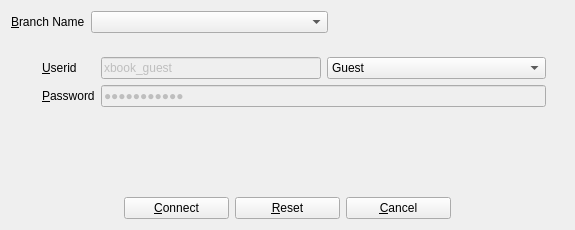
The window that UI/biblioteq_branch_s.ui (textbrowser/biblioteq) describes before a commit, drawn with Qt 5.
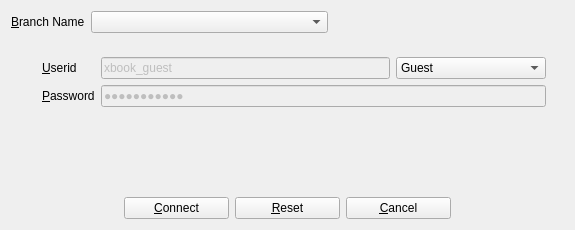
The same window after the commit. The open tabs and pages were chosen to show the change. Icons and pictures are not drawn.

Commit message: Combination boxes.

```diff
--- a/UI/biblioteq_branch_s.ui
+++ b/UI/biblioteq_branch_s.ui
@@ -154,15 +154,15 @@
             </item>
             <item>
              <widget class="QComboBox" name="role">
-              <property name="sizePolicy">
-               <sizepolicy hsizetype="Expanding" vsizetype="Fixed">
-                <horstretch>0</horstretch>
-                <verstretch>0</verstretch>
-               </sizepolicy>
-              </property>
               <property name="currentIndex">
                <number>1</number>
               </property>
+              <property name="sizeAdjustPolicy">
+               <enum>QComboBox::AdjustToContents</enum>
+              </property>
+              <property name="minimumContentsLength">
+               <number>15</number>
+              </property>
               <item>
                <property name="text">
                 <string>Administrator</string>
```
